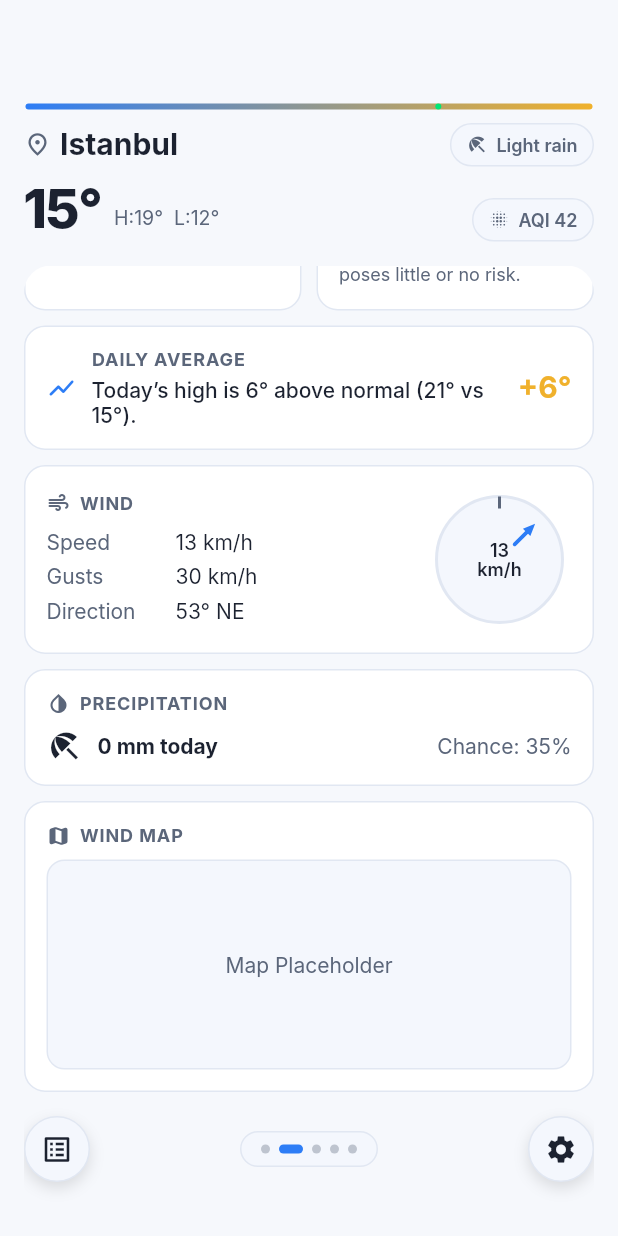
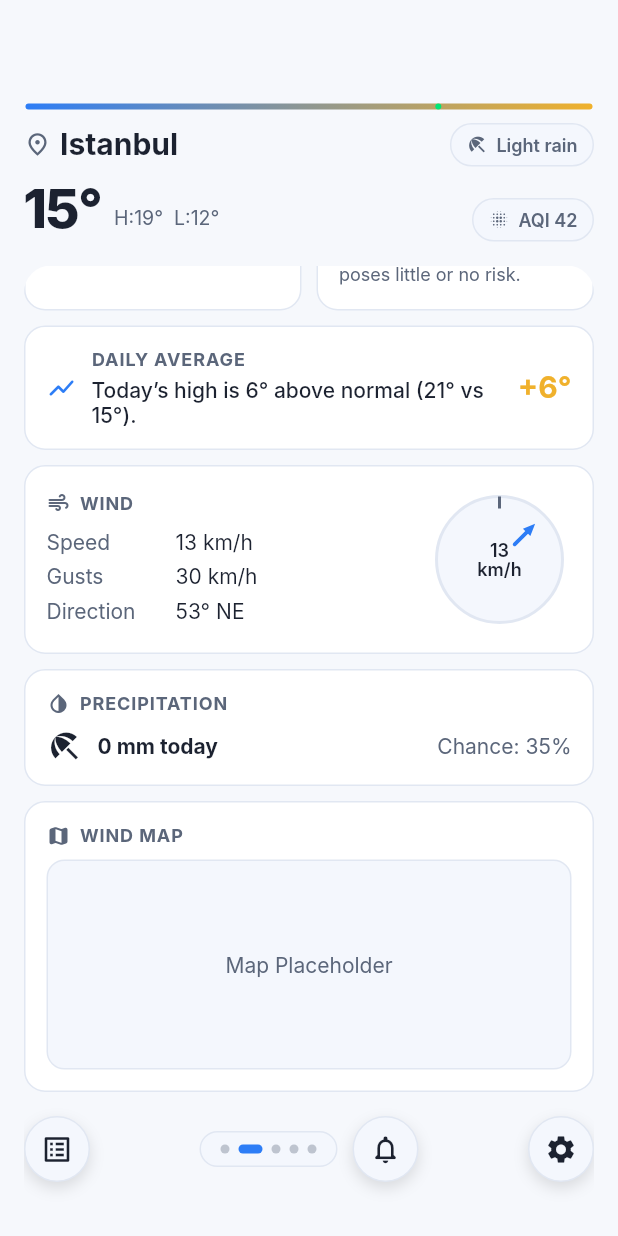
Before and after one commit to Alpegeb/UMBRELLA, a Flutter app: the screen it shows after launch, scrolled down 576 dp, on a phone screen of 412 x 824 dp. Run offline on Flutter 3.47's test engine with Material 3 defaults, Android fonts, the phone set to English and light mode, and no system bars; our stand-ins replace firebase_core; accounts and stored records are empty; Roboto replaces fonts that are missing (Inter).

Commit message:
Update main_screen.dart

```diff
--- a/lib/presentation/screens/main_screen/main_screen.dart
+++ b/lib/presentation/screens/main_screen/main_screen.dart
@@ -1173,6 +1173,15 @@ class _BottomActions extends StatelessWidget {
         ),
         const Spacer(),
         _PagerDots(theme: theme, count: 5, active: 1),
+        const SizedBox(width: 10),
+        _RoundAction(
+          theme: theme,
+          icon: Icons.notifications_none_rounded,
+          tooltip: "Reminders",
+          onTap: () {
+            Navigator.pushNamed(context, '/reminders');
+          },
+        ),
         const Spacer(),
         _RoundAction(
           theme: theme,
```
